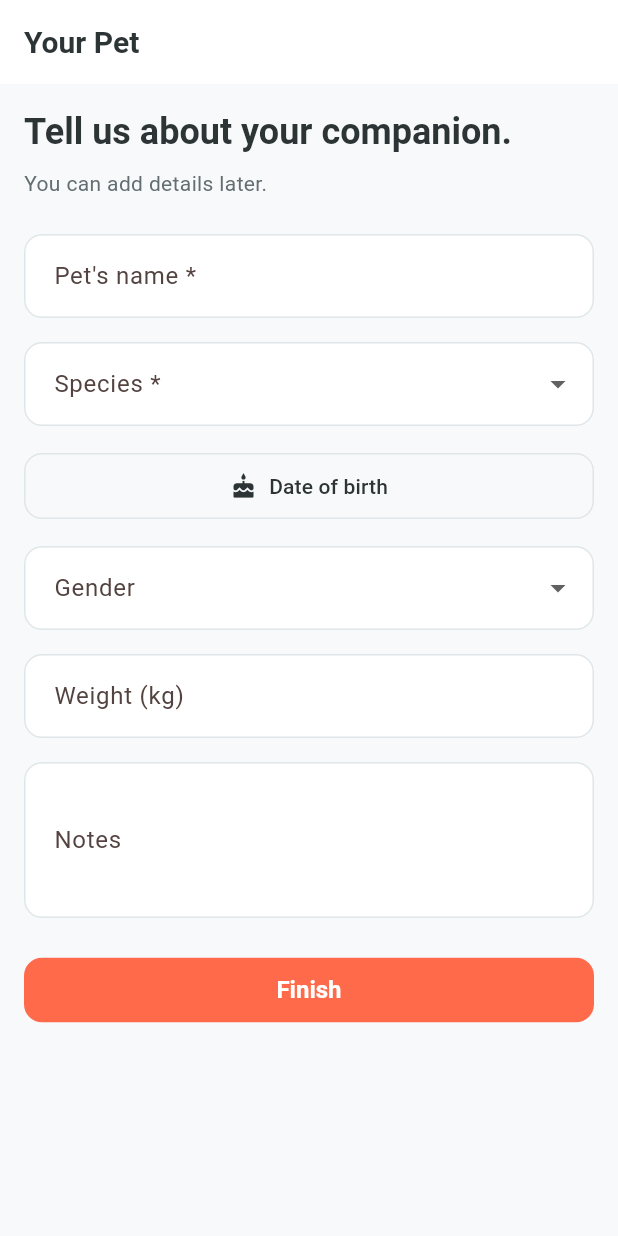
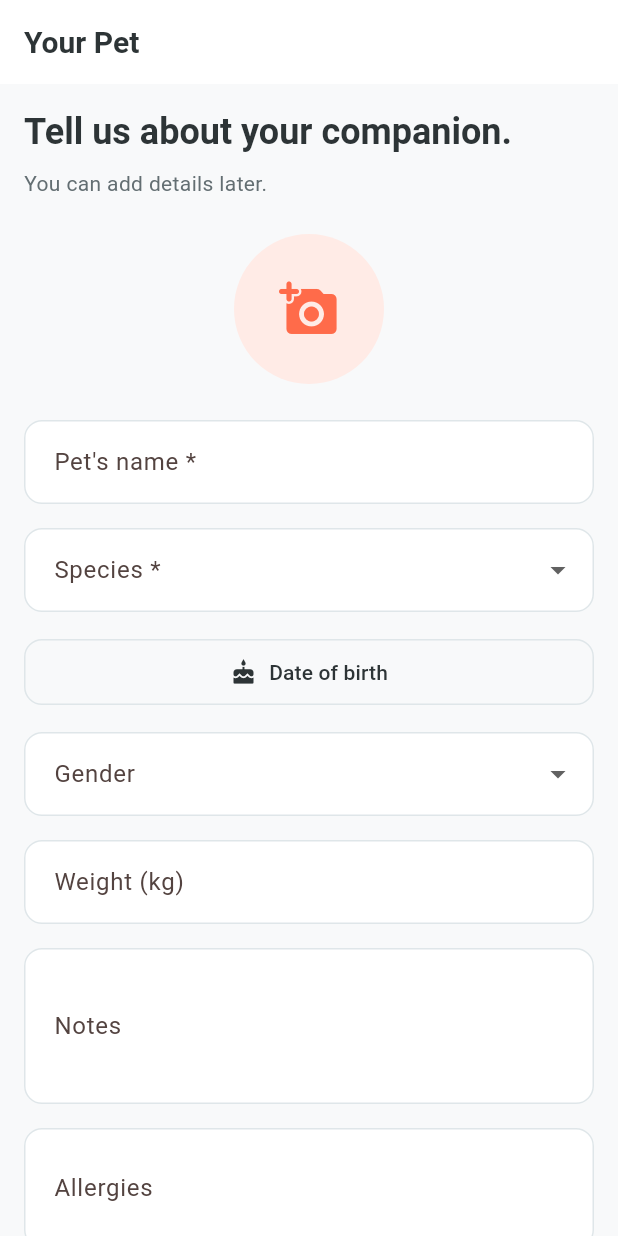
Before and after one commit to sk4ndal-commits/tammo, a Flutter app: the screen it shows after launch, on a phone screen of 412 x 824 dp. Run offline on Flutter 3.47's test engine with Material 3 defaults, Android fonts, the phone set to English and light mode, and no system bars; our stand-ins replace drift, file_picker, flutter_local_notifications, flutter_riverpod, go_router, image_picker and 4 more; accounts and stored records are empty; generated files the repository leaves out were written again.

Commit message:
Add emergency mode screen with critical pet health information, allergies, and last events tracking; extend pet model with allergies and photo, update localization and schema.

```diff
--- a/lib/core/router.dart
+++ b/lib/core/router.dart
@@ -10,6 +10,7 @@ import '../ui/screens/feeding_plan_screen.dart';
 import '../ui/screens/document_list_screen.dart';
 import '../ui/screens/document_upload_screen.dart';
 import '../ui/screens/export_screen.dart';
+import '../ui/screens/emergency_screen.dart';
 import '../features/pet/application/pet_controller.dart';
 
 final routerProvider = Provider<GoRouter>((ref) {
@@ -61,6 +62,10 @@ final routerProvider = Provider<GoRouter>((ref) {
         path: '/export',
         builder: (context, state) => const ExportScreen(),
       ),
+      GoRoute(
+        path: '/emergency',
+        builder: (context, state) => const EmergencyScreen(),
+      ),
     ],
     redirect: (context, state) {
       if (petState.isLoading) return null;
--- a/lib/data/app_database.dart
+++ b/lib/data/app_database.dart
@@ -15,6 +15,7 @@ class Pets extends Table {
   TextColumn get gender => text().nullable()();
   RealColumn get weight => real().nullable()();
   TextColumn get photoPath => text().nullable()();
+  TextColumn get allergies => text().nullable()();
   TextColumn get notes => text().nullable()();
   DateTimeColumn get createdAt => dateTime().withDefault(currentDateAndTime)();
   DateTimeColumn get updatedAt => dateTime().withDefault(currentDateAndTime)();
@@ -89,7 +90,7 @@ class AppDatabase extends _$AppDatabase {
   AppDatabase() : super(_openConnection());
 
   @override
-  int get schemaVersion => 3;
+  int get schemaVersion => 4;
 
   @override
   MigrationStrategy get migration {
@@ -108,6 +109,9 @@ class AppDatabase extends _$AppDatabase {
         if (from < 3) {
           await m.createTable(documents);
         }
+        if (from < 4) {
+          await m.addColumn(pets, pets.allergies);
+        }
       },
     );
   }
--- a/lib/features/pet/application/pet_controller.dart
+++ b/lib/features/pet/application/pet_controller.dart
@@ -52,6 +52,7 @@ class PetController extends StateNotifier<AsyncValue<PetControllerState>> {
     String? gender,
     double? weight,
     String? photoPath,
+    String? allergies,
     String? notes,
   }) async {
     final newPet = Pet(
@@ -62,6 +63,7 @@ class PetController extends StateNotifier<AsyncValue<PetControllerState>> {
       gender: gender,
       weight: weight,
       photoPath: photoPath,
+      allergies: allergies,
       notes: notes,
       createdAt: DateTime.now(),
       updatedAt: DateTime.now(),
@@ -80,6 +82,7 @@ class PetController extends StateNotifier<AsyncValue<PetControllerState>> {
     String? gender,
     double? weight,
     String? photoPath,
+    String? allergies,
     String? notes,
   }) async {
     final currentPet = state.value?.activePet;
@@ -92,6 +95,7 @@ class PetController extends StateNotifier<AsyncValue<PetControllerState>> {
       gender: gender,
       weight: weight,
       photoPath: photoPath,
+      allergies: allergies,
       notes: notes,
       updatedAt: DateTime.now(),
     );
--- a/lib/features/pet/data/drift_pet_repository.dart
+++ b/lib/features/pet/data/drift_pet_repository.dart
@@ -30,6 +30,7 @@ class DriftPetRepository implements PetRepository {
             gender: Value(pet.gender),
             weight: Value(pet.weight),
             photoPath: Value(pet.photoPath),
+            allergies: Value(pet.allergies),
             notes: Value(pet.notes),
             createdAt: Value(pet.createdAt),
             updatedAt: Value(pet.updatedAt),
@@ -47,6 +48,7 @@ class DriftPetRepository implements PetRepository {
             gender: Value(pet.gender),
             weight: Value(pet.weight),
             photoPath: Value(pet.photoPath),
+            allergies: Value(pet.allergies),
             notes: Value(pet.notes),
             updatedAt: Value(DateTime.now()),
           ),
@@ -62,6 +64,7 @@ class DriftPetRepository implements PetRepository {
       gender: data.gender,
       weight: data.weight,
       photoPath: data.photoPath,
+      allergies: data.allergies,
       notes: data.notes,
       createdAt: data.createdAt,
       updatedAt: data.updatedAt,
--- a/lib/features/pet/domain/pet.dart
+++ b/lib/features/pet/domain/pet.dart
@@ -6,6 +6,7 @@ class Pet {
   final String? gender;
   final double? weight;
   final String? photoPath;
+  final String? allergies;
   final String? notes;
   final DateTime createdAt;
   final DateTime updatedAt;
@@ -18,6 +19,7 @@ class Pet {
     this.gender,
     this.weight,
     this.photoPath,
+    this.allergies,
     this.notes,
     required this.createdAt,
     required this.updatedAt,
@@ -30,6 +32,7 @@ class Pet {
     String? gender,
     double? weight,
     String? photoPath,
+    String? allergies,
     String? notes,
     DateTime? updatedAt,
   }) {
@@ -41,6 +44,7 @@ class Pet {
       gender: gender ?? this.gender,
       weight: weight ?? this.weight,
       photoPath: photoPath ?? this.photoPath,
+      allergies: allergies ?? this.allergies,
       notes: notes ?? this.notes,
       createdAt: createdAt,
       updatedAt: updatedAt ?? this.updatedAt,
--- a/lib/l10n/app_localizations.dart
+++ b/lib/l10n/app_localizations.dart
@@ -775,6 +775,36 @@ abstract class AppLocalizations {
   /// In en, this message translates to:
   /// **'Manage pets'**
   String get managePets;
+
+  /// No description provided for @allergiesLabel.
+  ///
+  /// In en, this message translates to:
+  /// **'Allergies'**
+  String get allergiesLabel;
+
+  /// No description provided for @emergencyTitle.
+  ///
+  /// In en, this message translates to:
+  /// **'Emergency Mode'**
+  String get emergencyTitle;
+
+  /// No description provided for @emergencySubtitle.
+  ///
+  /// In en, this message translates to:
+  /// **'Critical health information'**
+  String get emergencySubtitle;
+
+  /// No description provided for @lastEvents.
+  ///
+  /// In en, this message translates to:
+  /// **'Last 5 Events'**
+  String get lastEvents;
+
+  /// No description provided for @medications.
+  ///
+  /// In en, this message translates to:
+  /// **'Medications'**
+  String get medications;
 }
 
 class _AppLocalizationsDelegate
--- a/lib/ui/screens/onboarding_screen.dart
+++ b/lib/ui/screens/onboarding_screen.dart
@@ -1,9 +1,13 @@
 import 'package:flutter/material.dart';
 import 'package:flutter_riverpod/flutter_riverpod.dart';
 import 'package:go_router/go_router.dart';
+import 'package:intl/intl.dart';
 import '../../l10n/app_localizations.dart';
 import '../../features/pet/application/pet_controller.dart';
-import 'package:intl/intl.dart';
+import 'package:image_picker/image_picker.dart';
+import 'dart:io';
+import 'package:path_provider/path_provider.dart';
+import 'package:path/path.dart' as p;
 
 class OnboardingScreen extends ConsumerStatefulWidget {
   const OnboardingScreen({super.key});
@@ -17,15 +21,33 @@ class _OnboardingScreenState extends ConsumerState<OnboardingScreen> {
   final _nameController = TextEditingController();
   final _notesController = TextEditingController();
   final _weightController = TextEditingController();
+  final _allergiesController = TextEditingController();
   DateTime? _selectedDate;
   String? _selectedGender;
   String? _selectedSpecies;
+  String? _photoPath;
+
+  Future<void> _pickImage() async {
+    final picker = ImagePicker();
+    final image = await picker.pickImage(source: ImageSource.gallery);
+
+    if (image != null) {
+      final appDocDir = await getApplicationDocumentsDirectory();
+      final fileName = 'pet_profile_${DateTime.now().millisecondsSinceEpoch}${p.extension(image.path)}';
+      final savedFile = await File(image.path).copy(p.join(appDocDir.path, fileName));
+
+      setState(() {
+        _photoPath = savedFile.path;
+      });
+    }
+  }
 
   @override
   void dispose() {
     _nameController.dispose();
     _notesController.dispose();
     _weightController.dispose();
+    _allergiesController.dispose();
     super.dispose();
   }
 
@@ -37,6 +59,8 @@ class _OnboardingScreenState extends ConsumerState<OnboardingScreen> {
             dateOfBirth: _selectedDate,
             gender: _selectedGender,
             weight: double.tryParse(_weightController.text),
+            photoPath: _photoPath,
+            allergies: _allergiesController.text,
             notes: _notesController.text,
           );
       if (mounted) {
@@ -66,6 +90,24 @@ class _OnboardingScreenState extends ConsumerState<OnboardingScreen> {
               ),
               const SizedBox(height: 8),
               Text(l10n.onboardingHint),
+              const SizedBox(height: 24),
+              Center(
+                child: GestureDetector(
+                  onTap: _pickImage,
+                  child: CircleAvatar(
+                    radius: 50,
+                    backgroundColor: Theme.of(context).colorScheme.primaryContainer,
+                    backgroundImage: _photoPath != null ? FileImage(File(_photoPath!)) : null,
+                    child: _photoPath == null
+                        ? Icon(
+                            Icons.add_a_photo_rounded,
+                            size: 40,
+                            color: Theme.of(context).colorScheme.onPrimaryContainer,
+                          )
+                        : null,
+                  ),
+                ),
+              ),
               const SizedBox(height: 24),
               TextFormField(
                 controller: _nameController,
@@ -155,6 +197,15 @@ class _OnboardingScreenState extends ConsumerState<OnboardingScreen> {
                 ),
                 maxLines: 3,
               ),
+              const SizedBox(height: 16),
+              TextFormField(
+                controller: _allergiesController,
+                decoration: InputDecoration(
+                  labelText: l10n.allergiesLabel,
+                  border: const OutlineInputBorder(),
+                ),
+                maxLines: 2,
+              ),
               const SizedBox(height: 24),
               ElevatedButton(
                 onPressed: _submit,
--- a/pubspec.yaml
+++ b/pubspec.yaml
@@ -42,6 +42,7 @@ dependencies:
   pdf: ^3.11.3
   printing: ^5.14.2
   share_plus: ^12.0.1
+  image_picker: ^1.2.1
 
 dev_dependencies:
   flutter_test:
```
Also changed, not shown: lib/l10n/app_de.arb (+6 -1 lines), lib/l10n/app_en.arb (+6 -1 lines), lib/l10n/app_localizations_de.dart (+15 -0 lines), lib/l10n/app_localizations_en.dart (+15 -0 lines), lib/ui/screens/emergency_screen.dart (added, +198 -0 lines), lib/ui/screens/home_screen.dart (+17 -3 lines), lib/ui/screens/pet_edit_screen.dart (+63 -2 lines), lib/data/app_database.g.dart, pubspec.lock, 5 other files.
